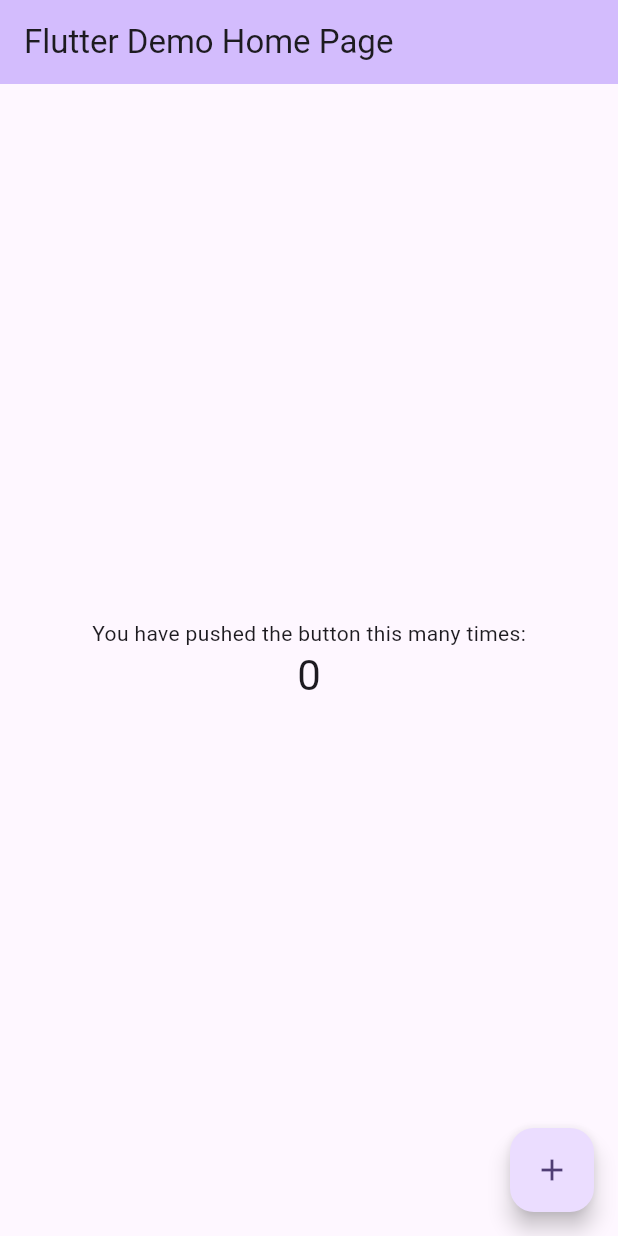
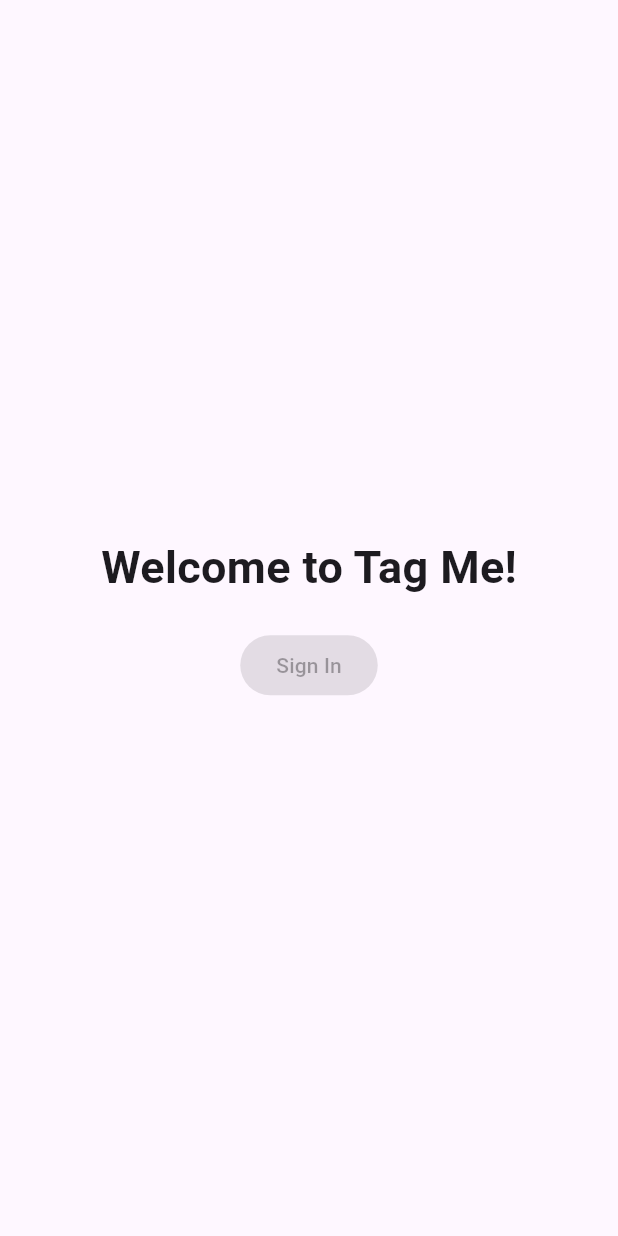
Before and after one commit to Thambara-20/TagMe, a Flutter app: the screen it shows after launch, on a phone screen of 412 x 824 dp. Run offline on Flutter 3.47's test engine with Material 3 defaults, Android fonts, the phone set to English and light mode, and no system bars.

Commit message:
initialized welcome page

```diff
--- /dev/null
+++ b/tag_me/lib/WelcomePage/WelcomePage.dart
@@ -0,0 +1,33 @@
+import 'package:flutter/material.dart';
+
+class WelcomePage extends StatefulWidget {
+  const WelcomePage({Key? key}) : super(key: key);
+
+  static const String routeName = '/WelcomePage';
+  @override
+  State<WelcomePage> createState() => _HomePageState();
+}
+
+class _HomePageState extends State<WelcomePage> {
+  @override
+  Widget build(BuildContext context) {
+    return const Scaffold(
+      body: Center(
+        child: Column(mainAxisAlignment: MainAxisAlignment.center, children: [
+          Text(
+            'Welcome to Tag Me!',
+            style: TextStyle(
+              fontSize: 30,
+              fontWeight: FontWeight.bold,
+            ),
+          ),
+          SizedBox(height: 20),
+          ElevatedButton(
+            onPressed: null,
+            child: Text('Sign In'),
+          ),
+        ]),
+      ),
+    );
+  }
+}
--- a/tag_me/lib/main.dart
+++ b/tag_me/lib/main.dart
@@ -1,4 +1,5 @@
 import 'package:flutter/material.dart';
+import 'package:tag_me/WelcomePage/WelcomePage.dart';
 
 void main() {
   runApp(const MyApp());
@@ -7,119 +8,15 @@
 class MyApp extends StatelessWidget {
   const MyApp({super.key});
 
-  // This widget is the root of your application.
   @override
   Widget build(BuildContext context) {
     return MaterialApp(
-      title: 'Flutter Demo',
       theme: ThemeData(
-        // This is the theme of your application.
-        //
-        // TRY THIS: Try running your application with "flutter run". You'll see
-        // the application has a purple toolbar. Then, without quitting the app,
-        // try changing the seedColor in the colorScheme below to Colors.green
-        // and then invoke "hot reload" (save your changes or press the "hot
-        // reload" button in a Flutter-supported IDE, or press "r" if you used
-        // the command line to start the app).
-        //
-        // Notice that the counter didn't reset back to zero; the application
-        // state is not lost during the reload. To reset the state, use hot
-        // restart instead.
-        //
-        // This works for code too, not just values: Most code changes can be
-        // tested with just a hot reload.
         colorScheme: ColorScheme.fromSeed(seedColor: Colors.deepPurple),
         useMaterial3: true,
       ),
-      home: const MyHomePage(title: 'Flutter Demo Home Page'),
+      home: const WelcomePage(),
+
     );
   }
 }
-
-class MyHomePage extends StatefulWidget {
-  const MyHomePage({super.key, required this.title});
-
-  // This widget is the home page of your application. It is stateful, meaning
-  // that it has a State object (defined below) that contains fields that affect
-  // how it looks.
-
-  // This class is the configuration for the state. It holds the values (in this
-  // case the title) provided by the parent (in this case the App widget) and
-  // used by the build method of the State. Fields in a Widget subclass are
-  // always marked "final".
-
-  final String title;
-
-  @override
-  State<MyHomePage> createState() => _MyHomePageState();
-}
-
-class _MyHomePageState extends State<MyHomePage> {
-  int _counter = 0;
-
-  void _incrementCounter() {
-    setState(() {
-      // This call to setState tells the Flutter framework that something has
-      // changed in this State, which causes it to rerun the build method below
-      // so that the display can reflect the updated values. If we changed
-      // _counter without calling setState(), then the build method would not be
-      // called again, and so nothing would appear to happen.
-      _counter++;
-    });
-  }
-
-  @override
-  Widget build(BuildContext context) {
-    // This method is rerun every time setState is called, for instance as done
-    // by the _incrementCounter method above.
-    //
-    // The Flutter framework has been optimized to make rerunning build methods
-    // fast, so that you can just rebuild anything that needs updating rather
-    // than having to individually change instances of widgets.
-    return Scaffold(
-      appBar: AppBar(
-        // TRY THIS: Try changing the color here to a specific color (to
-        // Colors.amber, perhaps?) and trigger a hot reload to see the AppBar
-        // change color while the other colors stay the same.
-        backgroundColor: Theme.of(context).colorScheme.inversePrimary,
-        // Here we take the value from the MyHomePage object that was created by
-        // the App.build method, and use it to set our appbar title.
-        title: Text(widget.title),
-      ),
-      body: Center(
-        // Center is a layout widget. It takes a single child and positions it
-        // in the middle of the parent.
-        child: Column(
-          // Column is also a layout widget. It takes a list of children and
-          // arranges them vertically. By default, it sizes itself to fit its
-          // children horizontally, and tries to be as tall as its parent.
-          //
-          // Column has various properties to control how it sizes itself and
-          // how it positions its children. Here we use mainAxisAlignment to
-          // center the children vertically; the main axis here is the vertical
-          // axis because Columns are vertical (the cross axis would be
-          // horizontal).
-          //
-          // TRY THIS: Invoke "debug painting" (choose the "Toggle Debug Paint"
-          // action in the IDE, or press "p" in the console), to see the
-          // wireframe for each widget.
-          mainAxisAlignment: MainAxisAlignment.center,
-          children: <Widget>[
-            const Text(
-              'You have pushed the button this many times:',
-            ),
-            Text(
-              '$_counter',
-              style: Theme.of(context).textTheme.headlineMedium,
-            ),
-          ],
-        ),
-      ),
-      floatingActionButton: FloatingActionButton(
-        onPressed: _incrementCounter,
-        tooltip: 'Increment',
-        child: const Icon(Icons.add),
-      ), // This trailing comma makes auto-formatting nicer for build methods.
-    );
-  }
-}
--- a/tag_me/pubspec.yaml
+++ b/tag_me/pubspec.yaml
@@ -39,6 +39,7 @@ dependencies:
 dev_dependencies:
   flutter_test:
     sdk: flutter
+  flutter_launcher_icons: ^0.13.1
 
   # The "flutter_lints" package below contains a set of recommended lints to
   # encourage good coding practices. The lint set provided by the package is
@@ -46,6 +47,11 @@ dev_dependencies:
   # package. See that file for information about deactivating specific lint
   # rules and activating additional ones.
   flutter_lints: ^2.0.0
+
+flutter_icons:
+  android: "launcher_icon"
+  ios: true
+  image_path: "assets/logo.jpg"
 
 # For information on the generic Dart part of this file, see the
 # following page: https://dart.dev/tools/pub/pubspec
```
Also changed, not shown: tag_me/assets/logo.jpg (added), tag_me/pubspec.lock, 27 other files.
